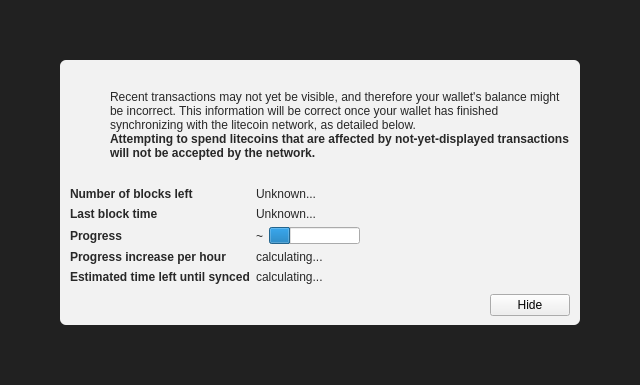
MrE-Fog/MGT0.15, file src/qt/forms/modaloverlay.ui: the form before one commit.
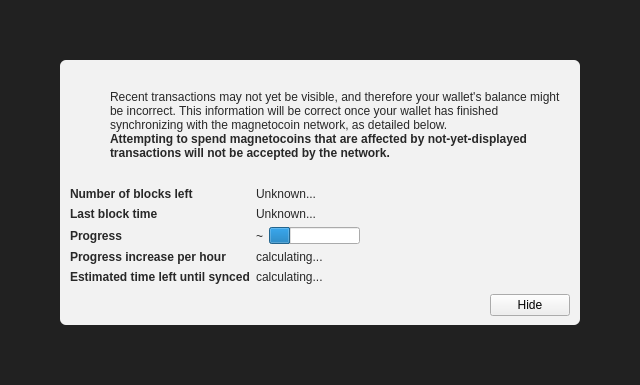
The form after the commit. Icons and pictures are not drawn. Custom widgets are drawn as their Qt base class.

Commit message: Magnetocoin Parameters

The edit to the form file:
```diff
--- a/src/qt/forms/modaloverlay.ui
+++ b/src/qt/forms/modaloverlay.ui
@@ -130,7 +130,7 @@
              <item>
               <widget class="QLabel" name="infoText">
                <property name="text">
-                <string>Recent transactions may not yet be visible, and therefore your wallet's balance might be incorrect. This information will be correct once your wallet has finished synchronizing with the litecoin network, as detailed below.</string>
+                <string>Recent transactions may not yet be visible, and therefore your wallet's balance might be incorrect. This information will be correct once your wallet has finished synchronizing with the magnetocoin network, as detailed below.</string>
                </property>
                <property name="textFormat">
                 <enum>Qt::RichText</enum>
@@ -149,7 +149,7 @@
                 </font>
                </property>
                <property name="text">
-                <string>Attempting to spend litecoins that are affected by not-yet-displayed transactions will not be accepted by the network.</string>
+                <string>Attempting to spend magnetocoins that are affected by not-yet-displayed transactions will not be accepted by the network.</string>
                </property>
                <property name="textFormat">
                 <enum>Qt::RichText</enum>
```
The commit also changes 257 other files.
